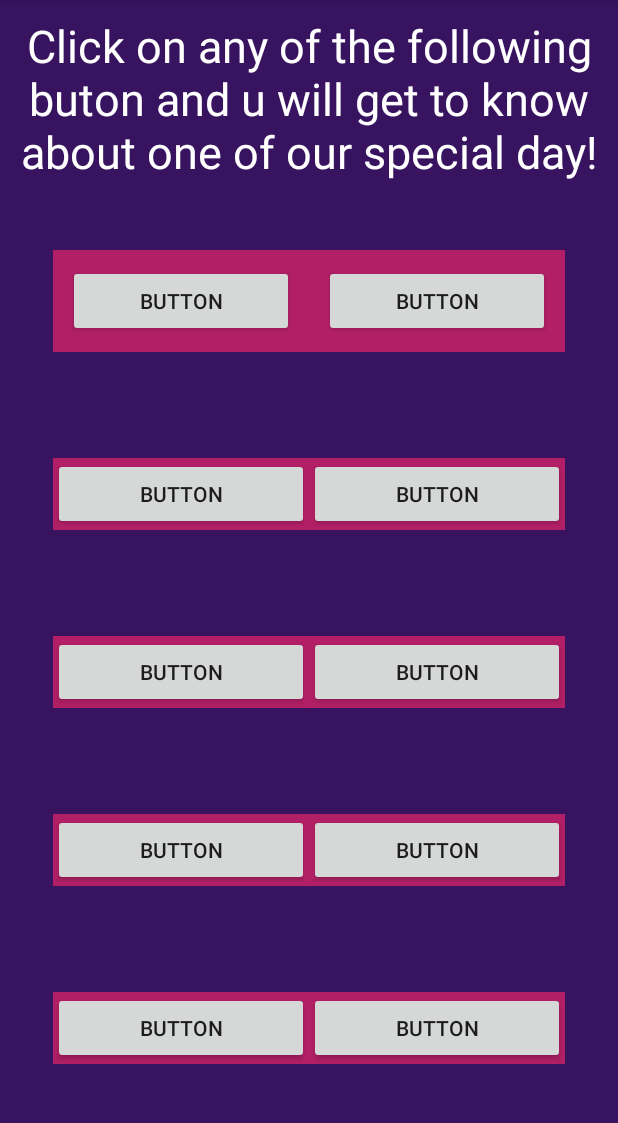
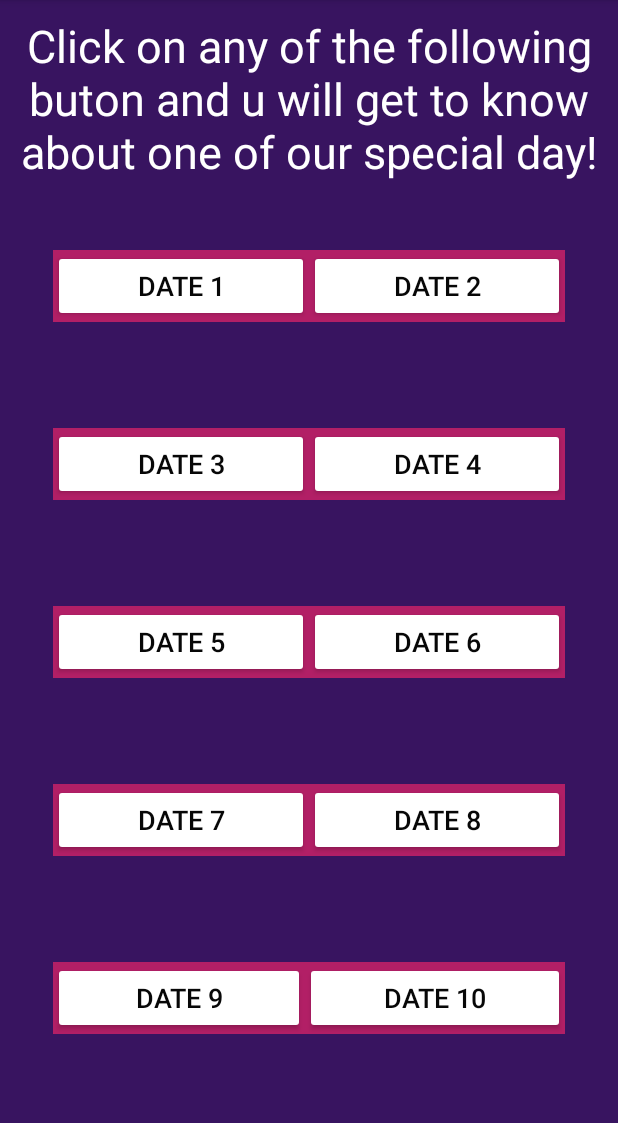
Before and after one commit to sharmaumang001/JustForYou, an Android app: the Main2Activity screen opened directly, with no data from a screen before it, on a phone screen of 412 x 824 dp, the part 84-1207 px from its top. Run offline under Robolectric (Android 15) with nearby library versions, the phone set to English and light mode, and no system bars.

Commit message:
Second Activity's layout complete.

```diff
--- a/app/src/main/res/layout/activity_main2.xml
+++ b/app/src/main/res/layout/activity_main2.xml
@@ -36,17 +36,21 @@
             android:id="@+id/Date1"
             android:layout_width="wrap_content"
             android:layout_height="wrap_content"
-            android:layout_margin="10sp"
             android:layout_weight="1"
-            android:text="Button" />
+            android:backgroundTintMode="screen"
+            android:text="Date 1"
+            android:textColor="#070707"
+            android:textSize="18sp" />
 
         <Button
             android:id="@+id/Date2"
             android:layout_width="wrap_content"
             android:layout_height="wrap_content"
-            android:layout_margin="10sp"
             android:layout_weight="1"
-            android:text="Button" />
+            android:backgroundTintMode="screen"
+            android:text="Date 2"
+            android:textColor="#070707"
+            android:textSize="18sp" />
 
     </LinearLayout>
 
@@ -62,14 +66,20 @@
             android:layout_width="wrap_content"
             android:layout_height="wrap_content"
             android:layout_weight="1"
-            android:text="Button" />
+            android:backgroundTintMode="screen"
+            android:text="Date 3"
+            android:textColor="#070707"
+            android:textSize="18sp" />
 
         <Button
             android:id="@+id/Date4"
             android:layout_width="wrap_content"
             android:layout_height="wrap_content"
             android:layout_weight="1"
-            android:text="Button" />
+            android:backgroundTintMode="screen"
+            android:text="Date 4"
+            android:textColor="#070707"
+            android:textSize="18sp" />
     </LinearLayout>
 
     <LinearLayout
@@ -84,14 +94,20 @@
             android:layout_width="wrap_content"
             android:layout_height="wrap_content"
             android:layout_weight="1"
-            android:text="Button" />
+            android:backgroundTintMode="screen"
+            android:text="Date 5"
+            android:textColor="#070707"
+            android:textSize="18sp" />
 
         <Button
             android:id="@+id/Date6"
             android:layout_width="wrap_content"
             android:layout_height="wrap_content"
             android:layout_weight="1"
-            android:text="Button" />
+            android:backgroundTintMode="screen"
+            android:text="Date 6"
+            android:textColor="#070707"
+            android:textSize="18sp" />
     </LinearLayout>
 
     <LinearLayout
@@ -106,14 +122,20 @@
             android:layout_width="wrap_content"
             android:layout_height="wrap_content"
             android:layout_weight="1"
-            android:text="Button" />
+            android:backgroundTintMode="screen"
+            android:text="Date 7"
+            android:textColor="#070707"
+            android:textSize="18sp" />
 
         <Button
             android:id="@+id/Date8"
             android:layout_width="wrap_content"
             android:layout_height="wrap_content"
             android:layout_weight="1"
-            android:text="Button" />
+            android:backgroundTintMode="screen"
+            android:text="Date 8"
+            android:textColor="#070707"
+            android:textSize="18sp" />
     </LinearLayout>
 
     <LinearLayout
@@ -128,13 +150,19 @@
             android:layout_width="wrap_content"
             android:layout_height="wrap_content"
             android:layout_weight="1"
-            android:text="Button" />
+            android:backgroundTintMode="screen"
+            android:text="Date 9"
+            android:textColor="#070707"
+            android:textSize="18sp" />
 
         <Button
             android:id="@+id/Date10"
             android:layout_width="wrap_content"
             android:layout_height="wrap_content"
             android:layout_weight="1"
-            android:text="Button" />
+            android:backgroundTintMode="screen"
+            android:text="Date 10"
+            android:textColor="#070707"
+            android:textSize="18sp" />
     </LinearLayout>
 </LinearLayout>
```
